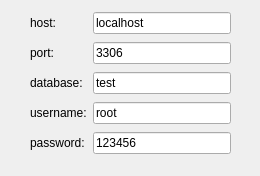
Above: mysql.ui from youzipi/news-desktop before the change. Below: the same form after it.
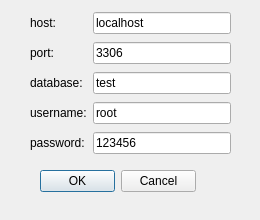
That is the form after the change.

Commit message: 隐藏nid和cid的显示，录视频用版本

Diff of the .ui file:
```diff
--- a/mysql.ui
+++ b/mysql.ui
@@ -7,7 +7,7 @@
     <x>0</x>
     <y>0</y>
     <width>260</width>
-    <height>176</height>
+    <height>220</height>
    </rect>
   </property>
   <property name="sizePolicy">
@@ -19,6 +19,19 @@
   <property name="windowTitle">
    <string>Dialog</string>
   </property>
+  <widget class="QDialogButtonBox" name="buttonBox">
+   <property name="geometry">
+    <rect>
+     <x>40</x>
+     <y>170</y>
+     <width>156</width>
+     <height>23</height>
+    </rect>
+   </property>
+   <property name="standardButtons">
+    <set>QDialogButtonBox::Cancel|QDialogButtonBox::Ok</set>
+   </property>
+  </widget>
   <widget class="QWidget" name="">
    <property name="geometry">
     <rect>
```
The commit also changes 1 other file.
